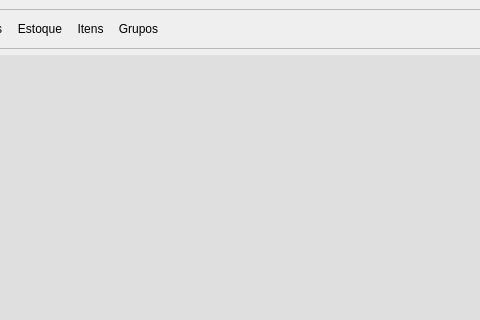
Before: the Qt Designer form Ui/Modelo.ui in Thiago-sys/ControlModel, drawn with Qt 5; both pictures show x 94 to 574 and y 0 to 320 of the 800 by 600 pixel window.
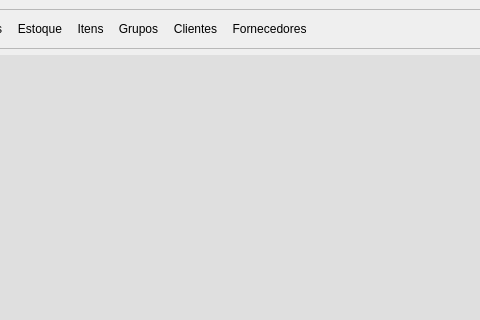
After: the same form once the commit is applied. Icons and pictures are not drawn.

```diff
--- a/Ui/Modelo.ui
+++ b/Ui/Modelo.ui
@@ -140,6 +140,62 @@
          </property>
         </widget>
        </item>
+       <item>
+        <widget class="QToolButton" name="btnClientes">
+         <property name="font">
+          <font>
+           <pointsize>9</pointsize>
+          </font>
+         </property>
+         <property name="styleSheet">
+          <string notr="true">background-color: transparent; 
+border: none;</string>
+         </property>
+         <property name="text">
+          <string>Clientes</string>
+         </property>
+         <property name="iconSize">
+          <size>
+           <width>48</width>
+           <height>48</height>
+          </size>
+         </property>
+         <property name="toolButtonStyle">
+          <enum>Qt::ToolButtonTextUnderIcon</enum>
+         </property>
+        </widget>
+       </item>
+       <item>
+        <widget class="QToolButton" name="btnFornecedores">
+         <property name="maximumSize">
+          <size>
+           <width>16777215</width>
+           <height>16777215</height>
+          </size>
+         </property>
+         <property name="font">
+          <font>
+           <pointsize>9</pointsize>
+          </font>
+         </property>
+         <property name="styleSheet">
+          <string notr="true">background-color: transparent; 
+border: none;</string>
+         </property>
+         <property name="text">
+          <string>Fornecedores</string>
+         </property>
+         <property name="iconSize">
+          <size>
+           <width>48</width>
+           <height>48</height>
+          </size>
+         </property>
+         <property name="toolButtonStyle">
+          <enum>Qt::ToolButtonTextUnderIcon</enum>
+         </property>
+        </widget>
+       </item>
        <item>
         <spacer name="horizontalSpacer">
          <property name="orientation">
```
Left out of the diff: 384 changed lines with no effect on the pictures.
